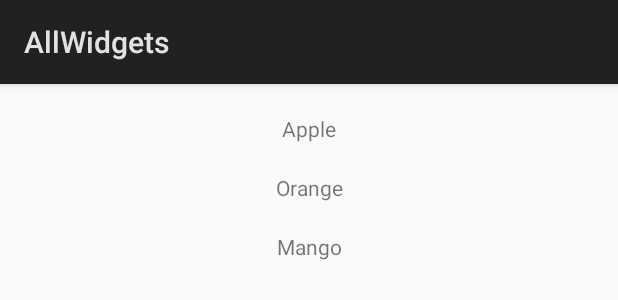
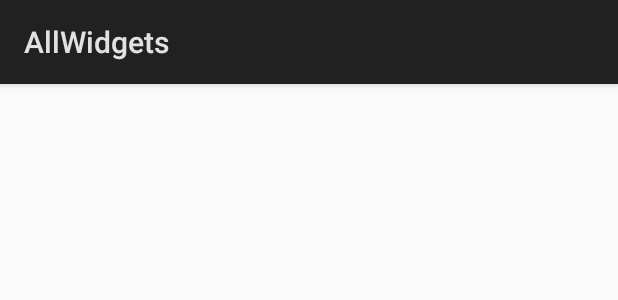
Before and after one commit to SamaSamrin/AllWidgets, an Android app: the layout list_children.xml on its own in the app's theme, with its tools: preview values and no code run, on a phone screen of 412 x 824 dp. Shown: the top 300 px of the screen. Run offline under Robolectric (Android 15) with nearby library versions, the phone set to English and light mode, and no system bars.

```diff
--- a/app/src/main/java/com/example/user/allwidgets/MainActivity.java
+++ b/app/src/main/java/com/example/user/allwidgets/MainActivity.java
@@ -16,7 +16,7 @@ import android.widget.TextView;
 
 public class MainActivity extends Activity {
 
-    private static final String TAG = "*Widgets2*";
+    private static final String TAG = "*MainActivity*";
     Spinner spinner ;
     Spinner spinner_months;
     ProgressBar circularProgressBar;//mainly used during thread works
@@ -101,7 +101,7 @@ public class MainActivity extends Activity {
             public void run() {
                 while (horizontalProgressStatus <= 1000){
                     horizontalProgressStatus++;
-                    Log.e(TAG, String.valueOf(horizontalProgressStatus));
+                    //Log.e(TAG, String.valueOf(horizontalProgressStatus));
                     horizontalProgressBar.setProgress(horizontalProgressStatus);//shows filled up progress bar from the beginning
                 }
             }
--- a/app/src/main/res/layout/list_children.xml
+++ b/app/src/main/res/layout/list_children.xml
@@ -6,27 +6,26 @@
     android:padding="10dp">
 
     <TextView
-        android:id="@+id/list_item_apple"
+        android:id="@+id/list_item"
         android:layout_width="match_parent"
         android:layout_height="wrap_content"
-        android:text="Apple"
         android:textAlignment="center"
         android:padding="10dp"/>
 
-    <TextView
-        android:id="@+id/list_item_orange"
-        android:layout_width="match_parent"
-        android:layout_height="wrap_content"
-        android:text="Orange"
-        android:textAlignment="center"
-        android:padding="10dp"/>
+    <!--<TextView-->
+        <!--android:id="@+id/list_item_orange"-->
+        <!--android:layout_width="match_parent"-->
+        <!--android:layout_height="wrap_content"-->
+        <!--android:text="Orange"-->
+        <!--android:textAlignment="center"-->
+        <!--android:padding="10dp"/>-->
 
-    <TextView
-        android:id="@+id/list_item_mango"
-        android:layout_width="match_parent"
-        android:layout_height="wrap_content"
-        android:text="Mango"
-        android:textAlignment="center"
-        android:padding="10dp"/>
+    <!--<TextView-->
+        <!--android:id="@+id/list_item_mango"-->
+        <!--android:layout_width="match_parent"-->
+        <!--android:layout_height="wrap_content"-->
+        <!--android:text="Mango"-->
+        <!--android:textAlignment="center"-->
+        <!--android:padding="10dp"/>-->
 
 </LinearLayout>
```
Also changed, not shown: app/src/main/java/com/example/user/allwidgets/ExpandableListViewDemo.java (+46 -12 lines), app/src/main/res/layout/list_headers.xml (+9 -10 lines).
